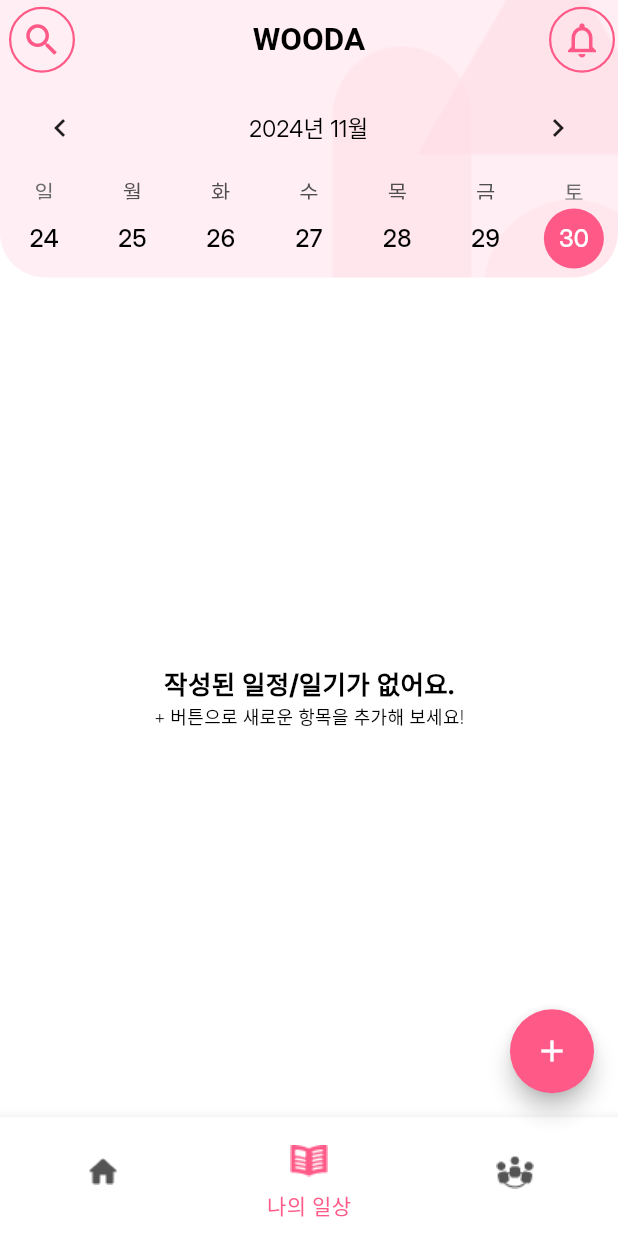
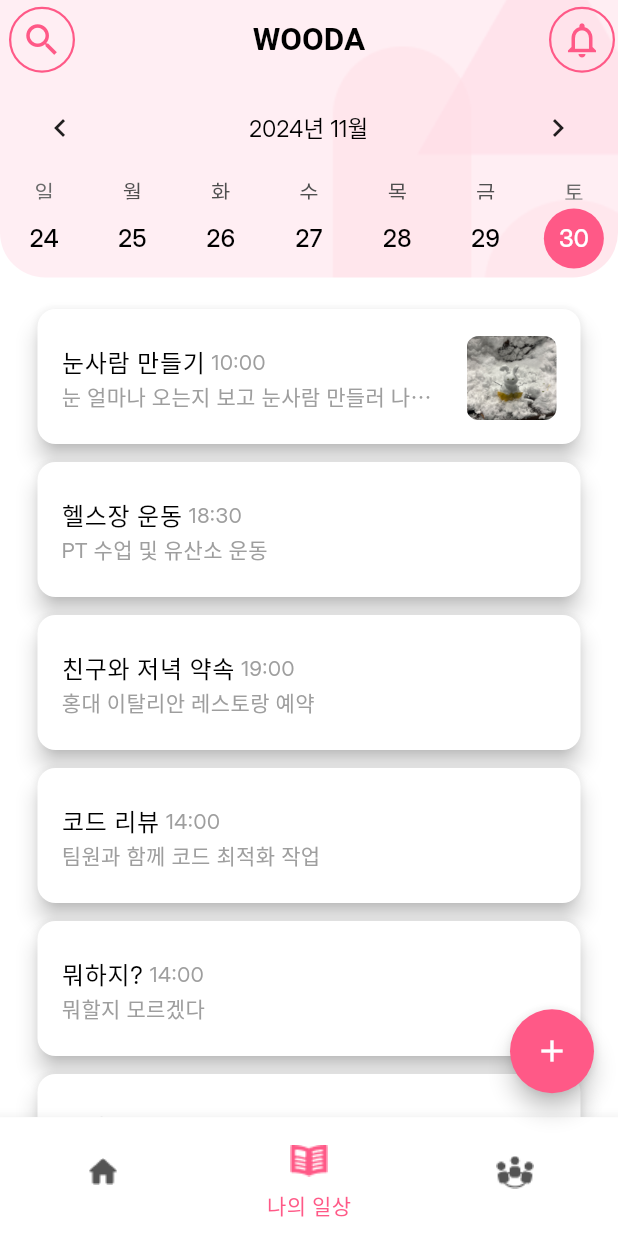
Before and after one commit to Hoyeri/WOODA, a Flutter app: the screen it shows after launch, on a phone screen of 412 x 824 dp. Run offline on Flutter 3.47's test engine with Material 3 defaults, Android fonts, the phone set to English and light mode, and no system bars; drawn by our look-alikes of table_calendar; our stand-ins replace get.

Commit message:
일정 출력 기능 추가

```diff
--- a/lib/src/app.dart
+++ b/lib/src/app.dart
@@ -11,16 +11,13 @@ class App extends StatefulWidget {
 class _TableCalendarScreenState extends State<App> {
   CalendarFormat format = CalendarFormat.week;
 
-  DateTime selectedDay = DateTime(
-    DateTime.now().year,
-    DateTime.now().month,
-    DateTime.now().day,
-  );
-
+  DateTime selectedDay = DateTime.now();
   DateTime focusedDay = DateTime.now();
 
   List<String> diaries = []; // 일기 데이터 리스트
   List<String> schedules = []; // 일정 데이터 리스트
+
+
 
   @override
   Widget build(BuildContext context) {
@@ -148,7 +145,7 @@ class _TableCalendarScreenState extends State<App> {
             shape: const CircleBorder(),
             child: Icon(Icons.add),
           ),
-          body: diaries.isEmpty
+          body: localSchedules.isEmpty
           ? Center(
             child: Column(
               mainAxisSize: MainAxisSize.min,
@@ -170,29 +167,56 @@ class _TableCalendarScreenState extends State<App> {
               ],
             )
           )
-        : ListView.builder(
-            padding: const EdgeInsets.all(16),
-            itemCount: schedules.length,
+              : ListView.builder(
+            padding: EdgeInsets.all(15),
+            itemCount: localSchedules.length,
             itemBuilder: (context, index) {
+              final schedule = localSchedules[index];
               return Card(
-                margin: const EdgeInsets.only(bottom: 10),
-                child: ListTile(
-                  title: Text(
-                    schedules[index],
-                    style: const TextStyle(fontSize: 16),
-                  ),
-                  trailing: IconButton(
-                    icon: Icon(Icons.delete),
-                    onPressed: () {
-                      setState(() {
-                        schedules.removeAt(index); // 일정 삭제
-                      });
-                    },
+                elevation: 6,
+                margin: EdgeInsets.symmetric(vertical: 6, horizontal: 10), // 항목 간 간격
+                child: SizedBox(
+                  height: 90, // 항목 높이
+                  child: ListTile(
+                    contentPadding: EdgeInsets.symmetric(vertical: 10, horizontal: 16),
+                    title: Row(
+                      crossAxisAlignment: CrossAxisAlignment.center,
+                      children: [
+                        Text(
+                          schedule["title"],
+                          style: TextStyle(fontSize: 16),
+                          overflow: TextOverflow.ellipsis,
+                        ),
+                        SizedBox(width: 4),
+                        Text(
+                          "${schedule["date"].hour}:${schedule["date"].minute.toString().padLeft(2, '0')}",
+                          style: TextStyle(fontSize: 14, color: Colors.grey),
+                        ),
+                      ],
+                    ),
+                    subtitle: Text(
+                      schedule["description"],
+                      style: TextStyle(color: Colors.grey),
+                      maxLines: 1,
+                      overflow: TextOverflow.ellipsis,
+                    ),
+                    trailing: ClipRRect(
+                      borderRadius: BorderRadius.circular(8),
+                      child: schedule["image"] != null
+                          ? Image.asset(
+                        schedule["image"],
+                        width: 60,
+                        height: 60,
+                        fit: BoxFit.cover,
+                      )
+                          : SizedBox(width: 50, height: 50),
+                    ),
                   ),
                 ),
               );
             },
           ),
+
 
           /// bottom navigation bar 구현
           bottomNavigationBar: BottomNavigationBar(
@@ -228,3 +252,44 @@ class _TableCalendarScreenState extends State<App> {
     );
   }
 }
+
+/// test data
+List<Map<String, dynamic>> localSchedules = [
+  {
+    "id": 1,
+    "title": "눈사람 만들기",
+    "date": DateTime(2023, 12, 5, 10, 0),
+    "description": "눈 얼마나 오는지 보고 눈사람 만들러 나가기",
+    "image": "assets/images/snowman.jpg",
+  },
+  {
+    "id": 2,
+    "title": "헬스장 운동",
+    "date": DateTime(2023, 12, 6, 18, 30),
+    "description": "PT 수업 및 유산소 운동",
+  },
+  {
+    "id": 3,
+    "title": "친구와 저녁 약속",
+    "date": DateTime(2023, 12, 7, 19, 0),
+    "description": "홍대 이탈리안 레스토랑 예약",
+  },
+  {
+    "id": 4,
+    "title": "코드 리뷰",
+    "date": DateTime(2023, 12, 8, 14, 0),
+    "description": "팀원과 함께 코드 최적화 작업",
+  },
+  {
+    "id": 5,
+    "title": "뭐하지?",
+    "date": DateTime(2023, 12, 8, 14, 0),
+    "description": "뭐할지 모르겠다",
+  },
+  {
+    "id": 6,
+    "title": "뭐하지?",
+    "date": DateTime(2023, 12, 8, 14, 0),
+    "description": "뭐할지 모르겠다",
+  },
+];
```
Also changed, not shown: assets/images/snowman.jpg (added).
